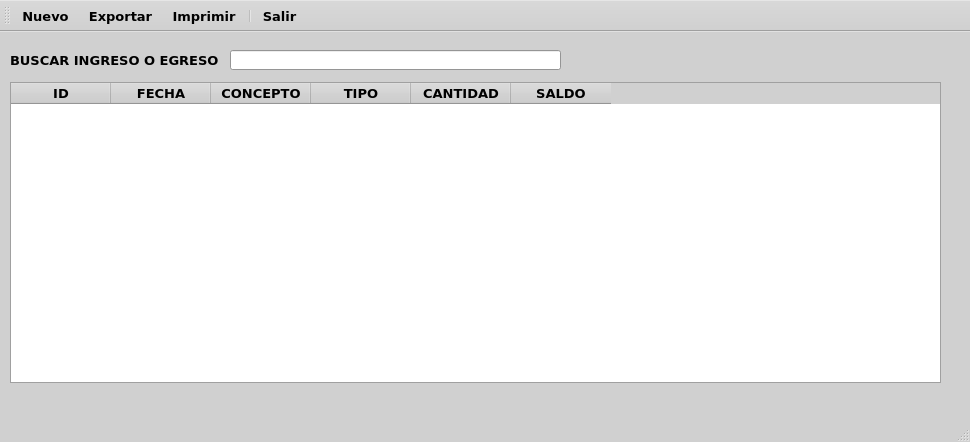
This is ui/lista_ingresos_egresos.ui in EdwardsBC/SutrakomaqV2 as Qt 5 draws it before an edit. The edited form follows.
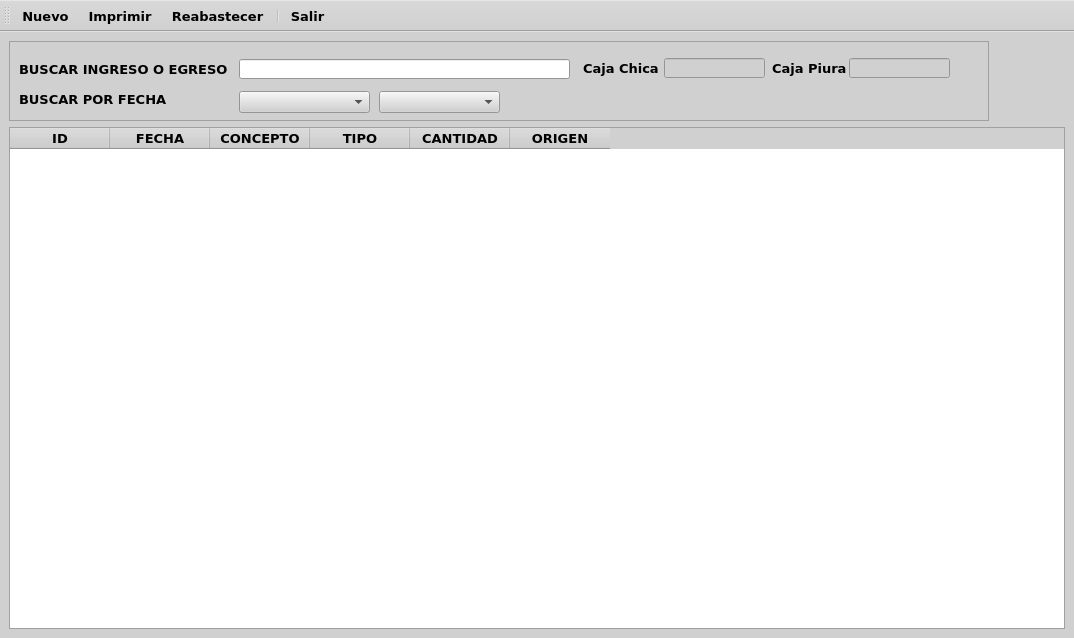
This is the edited form. Icons and pictures are not drawn.

```diff
--- a/ui/lista_ingresos_egresos.ui
+++ b/ui/lista_ingresos_egresos.ui
@@ -6,8 +6,8 @@
    <rect>
     <x>0</x>
     <y>0</y>
-    <width>970</width>
-    <height>442</height>
+    <width>1074</width>
+    <height>638</height>
    </rect>
   </property>
   <property name="palette">
@@ -463,6 +463,57 @@
    <string>MainWindow</string>
   </property>
   <widget class="QWidget" name="centralwidget">
+   <layout class="QVBoxLayout" name="verticalLayout">
+    <item alignment="Qt::AlignmentFlag::AlignTop">
+     <widget class="QFrame" name="frame">
+      <property name="minimumSize">
+       <size>
+        <width>980</width>
+        <height>80</height>
+       </size>
+      </property>
+      <property name="maximumSize">
+       <size>
+        <width>0</width>
+        <height>0</height>
+       </size>
+      </property>
+      <property name="frameShape">
+       <enum>QFrame::Shape::StyledPanel</enum>
+      </property>
+      <property name="frameShadow">
+       <enum>QFrame::Shadow::Raised</enum>
+      </property>
+      <widget class="QComboBox" name="comboBox_2">
+       <property name="geometry">
+        <rect>
+         <x>370</x>
+         <y>50</y>
+         <width>121</width>
+         <height>22</height>
+        </rect>
+       </property>
+      </widget>
+      <widget class="QLineEdit" name="lineEdit_2">
+       <property name="enabled">
+        <bool>false</bool>
+       </property>
+       <property name="geometry">
+        <rect>
+         <x>655</x>
+         <y>17</y>
+         <width>101</width>
+         <height>20</height>
+        </rect>
+       </property>
+       <property name="font">
+        <font>
+         <family>Verdana</family>
+         <pointsize>10</pointsize>
+         <bold>true</bold>
+        </font>
+       </property>
+      </widget>
    <widget class="QLineEdit" name="lineEdit">
     <property name="geometry">
      <rect>
@@ -503,14 +554,105 @@
      <string>BUSCAR INGRESO O EGRESO</string>
     </property>
    </widget>
+      <widget class="QComboBox" name="comboBox">
+       <property name="geometry">
+        <rect>
+         <x>230</x>
+         <y>50</y>
+         <width>131</width>
+         <height>22</height>
+        </rect>
+       </property>
+      </widget>
+      <widget class="QLabel" name="label_4">
+       <property name="geometry">
+        <rect>
+         <x>10</x>
+         <y>50</y>
+         <width>211</width>
+         <height>16</height>
+        </rect>
+       </property>
+       <property name="font">
+        <font>
+         <family>Verdana</family>
+         <pointsize>10</pointsize>
+         <bold>true</bold>
+        </font>
+       </property>
+       <property name="text">
+        <string>BUSCAR POR FECHA</string>
+       </property>
+      </widget>
+      <widget class="QLineEdit" name="lineEdit_3">
+       <property name="enabled">
+        <bool>false</bool>
+       </property>
+       <property name="geometry">
+        <rect>
+         <x>840</x>
+         <y>17</y>
+         <width>101</width>
+         <height>20</height>
+        </rect>
+       </property>
+       <property name="font">
+        <font>
+         <family>Verdana</family>
+         <pointsize>10</pointsize>
+         <bold>true</bold>
+        </font>
+       </property>
+      </widget>
+      <widget class="QLabel" name="label_2">
+       <property name="geometry">
+        <rect>
+         <x>574</x>
+         <y>19</y>
+         <width>81</width>
+         <height>16</height>
+        </rect>
+       </property>
+       <property name="font">
+        <font>
+         <family>Verdana</family>
+         <pointsize>10</pointsize>
+         <bold>true</bold>
+        </font>
+       </property>
+       <property name="text">
+        <string>Caja Chica</string>
+       </property>
+      </widget>
+      <widget class="QLabel" name="label_3">
+       <property name="geometry">
+        <rect>
+         <x>763</x>
+         <y>19</y>
+         <width>81</width>
+         <height>16</height>
+        </rect>
+       </property>
+       <property name="font">
+        <font>
+         <family>Verdana</family>
+         <pointsize>10</pointsize>
+         <bold>true</bold>
+        </font>
+       </property>
+       <property name="text">
+        <string>Caja Piura</string>
+       </property>
+      </widget>
+     </widget>
+    </item>
+    <item>
    <widget class="QTableWidget" name="tableWidget">
-    <property name="geometry">
-     <rect>
-      <x>10</x>
-      <y>50</y>
-      <width>931</width>
-      <height>301</height>
-     </rect>
+      <property name="minimumSize">
+       <size>
+        <width>0</width>
+        <height>500</height>
+       </size>
     </property>
     <column>
      <property name="text">
@@ -539,22 +681,13 @@
     </column>
     <column>
      <property name="text">
-      <string>SALDO</string>
+        <string>ORIGEN</string>
      </property>
     </column>
    </widget>
+    </item>
+   </layout>
   </widget>
-  <widget class="QMenuBar" name="menubar">
-   <property name="geometry">
-    <rect>
-     <x>0</x>
-     <y>0</y>
-     <width>970</width>
-     <height>22</height>
-    </rect>
-   </property>
-  </widget>
-  <widget class="QStatusBar" name="statusbar"/>
   <widget class="QToolBar" name="toolBar">
    <property name="windowTitle">
     <string>toolBar</string>
@@ -569,8 +702,8 @@
     <bool>false</bool>
    </attribute>
    <addaction name="actionNuevo"/>
-   <addaction name="actionExportar"/>
    <addaction name="actionImprimir"/>
+   <addaction name="actionReabastecer"/>
    <addaction name="separator"/>
    <addaction name="actionSalir"/>
   </widget>
@@ -583,15 +716,6 @@
     <string>Nuevo</string>
    </property>
   </action>
-  <action name="actionExportar">
-   <property name="icon">
-    <iconset resource="../resources.qrc">
-     <normaloff>:/icons/resources/icons/exportar.png</normaloff>:/icons/resources/icons/exportar.png</iconset>
-   </property>
-   <property name="text">
-    <string>Exportar</string>
-   </property>
-  </action>
   <action name="actionImprimir">
    <property name="icon">
     <iconset resource="../resources.qrc">
@@ -610,6 +734,18 @@
     <string>Salir</string>
    </property>
   </action>
+  <action name="actionReabastecer">
+   <property name="icon">
+    <iconset resource="../resources.qrc">
+     <normaloff>:/icons/resources/icons/132317_billfold_pocketbook_wallet_notecase_pouch_icon.png</normaloff>:/icons/resources/icons/132317_billfold_pocketbook_wallet_notecase_pouch_icon.png</iconset>
+   </property>
+   <property name="text">
+    <string>   Reabastecer</string>
+   </property>
+   <property name="menuRole">
+    <enum>QAction::MenuRole::NoRole</enum>
+   </property>
+  </action>
  </widget>
  <resources>
   <include location="../resources.qrc"/>
```
Left out of the diff: 10 changed lines with no effect on the pictures. Lines whose indentation alone changed are shown as unchanged.
